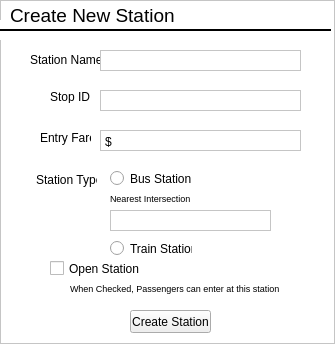
Qt form ui/createNewStation.ui (alishan-kaisani/CS4400-GUI) before a commit.
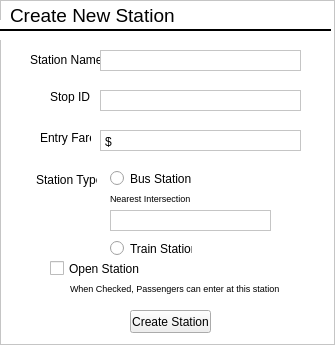
The same form after that commit. Icons and pictures are not drawn.

The edit to the form file:
```diff
--- a/ui/createNewStation.ui
+++ b/ui/createNewStation.ui
@@ -7,7 +7,7 @@
     <x>0</x>
     <y>0</y>
     <width>335</width>
-    <height>344</height>
+    <height>345</height>
    </rect>
   </property>
   <property name="windowTitle">
```
Left out of the diff: 28 changed lines with no effect on the pictures.
